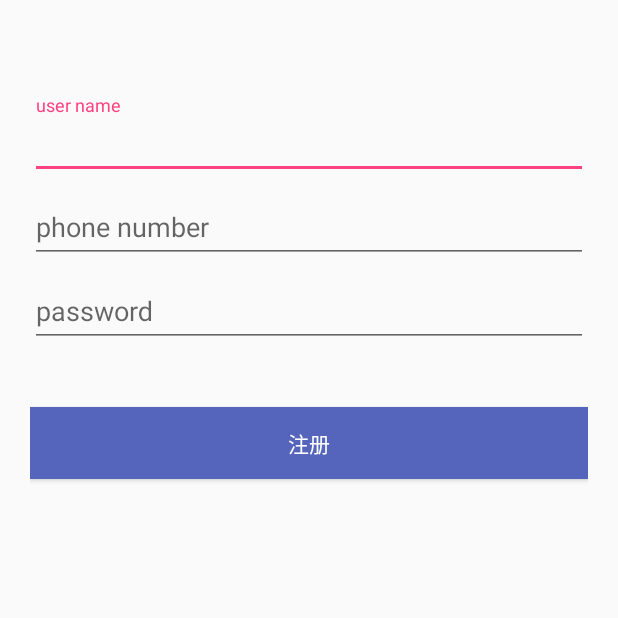
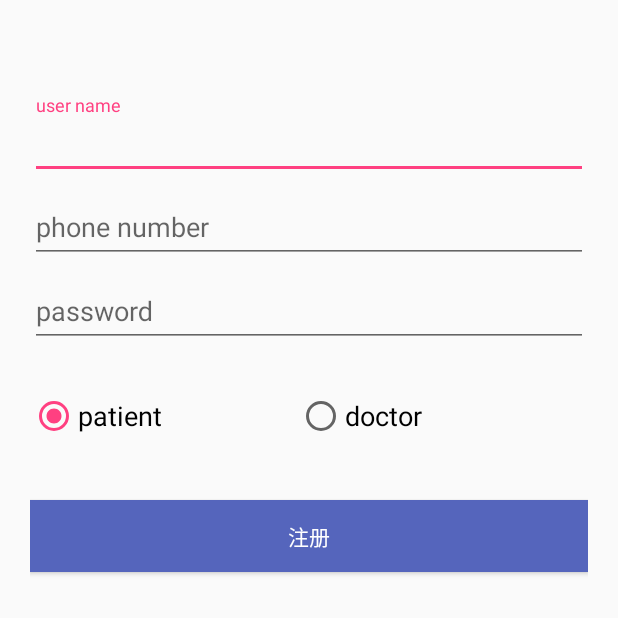
Before and after one commit to jackGWY/XinZangApp, an Android app: the screen it shows after launch (RegisteredActivity), after a tap on "没有账号？注册一个", on a phone screen of 412 x 824 dp, the top half of it. Run offline under Robolectric (Android 15) with nearby library versions, the phone set to English and light mode, and no system bars; our stand-ins replace ButterKnife; 1 other tap on this screen came first.

Commit message:
加入登入和注册属性选择，但是没有doctor模块没有弄好

```diff
--- a/app/src/main/AndroidManifest.xml
+++ b/app/src/main/AndroidManifest.xml
@@ -85,7 +85,9 @@
         <activity android:name=".consult.ConsultSwitchActivity" />
         <activity android:name=".hospital.hospitalSwitchActivity" />
         <activity android:name=".index.indexHistoryActivity" />
-        <activity android:name=".ViewPagerActivity"></activity>
+        <activity android:name=".ViewPagerActivity" />
+        <activity android:name=".doctors.DocSwitchActivity" />
+        <activity android:name=".doctors.DocPatientRecordActivity"></activity>
     </application>
 
 </manifest>
--- a/app/src/main/java/com/guo/xinzangapp/LoginActivity.java
+++ b/app/src/main/java/com/guo/xinzangapp/LoginActivity.java
@@ -15,6 +15,8 @@ import android.view.View;
 import android.view.inputmethod.InputMethodManager;
 import android.widget.Button;
 import android.widget.EditText;
+import android.widget.RadioButton;
+import android.widget.RadioGroup;
 import android.widget.TextView;
 import android.widget.Toast;
 
@@ -60,6 +62,10 @@ public class LoginActivity extends AppCompatActivity {
     @BindView(R.id.login_registered)
     TextView loginRegistered;
 
+    @BindView(R.id.radio_login)
+    RadioGroup mRg1;
+    String userType = "patient";
+
     private SharedPreferences pref;
     private SharedPreferences.Editor editor;
 
@@ -69,8 +75,17 @@ public class LoginActivity extends AppCompatActivity {
         setContentView(R.layout.activity_login);
         ButterKnife.bind(this);
         pref = PreferenceManager.getDefaultSharedPreferences(this);
+
+        mRg1.setOnCheckedChangeListener(new RadioGroup.OnCheckedChangeListener() {
+            @Override
+            public void onCheckedChanged(RadioGroup group, int checkedId) {
+                RadioButton radioButton=(RadioButton)group.findViewById(checkedId);
+                userType = (String)radioButton.getText();
+//                System.out.println("userType" + userType);
+
+            }
+        });
     }
-
 
     @OnClick({R.id.btn_login, R.id.login_registered})
     public void onClick(final View view) {
@@ -116,6 +131,7 @@ public class LoginActivity extends AppCompatActivity {
                     editor = pref.edit();
                     editor.putString("userName", uname);
                     editor.putString("userPassword", regpass);
+                    editor.putString("userType", userType);
                     editor.apply();
                     startActivity(new Intent(LoginActivity.this,homeActivity.class));
                     //finish();
--- a/app/src/main/java/com/guo/xinzangapp/RegisteredActivity.java
+++ b/app/src/main/java/com/guo/xinzangapp/RegisteredActivity.java
@@ -12,6 +12,8 @@ import android.view.View;
 import android.view.inputmethod.InputMethodManager;
 import android.widget.Button;
 import android.widget.EditText;
+import android.widget.RadioButton;
+import android.widget.RadioGroup;
 import android.widget.Toast;
 
 import com.guo.http.HttpRequestor;
@@ -44,12 +46,23 @@ public class RegisteredActivity extends AppCompatActivity {
     TextInputLayout registerLayoutPassword;
     @BindView(R.id.btn_register)
     Button btnRegister;
-
+    @BindView(R.id.radioButton)
+    RadioGroup mRg1;
+    String userType = "patient";
     @Override
     public void onCreate(Bundle savedInstanceState) {
         super.onCreate(savedInstanceState);
         setContentView(R.layout.activity_main);
         ButterKnife.bind(this);
+
+        mRg1.setOnCheckedChangeListener(new RadioGroup.OnCheckedChangeListener() {
+            @Override
+            public void onCheckedChanged(RadioGroup group, int checkedId) {
+                RadioButton radioButton=(RadioButton)group.findViewById(checkedId);
+                userType = (String)radioButton.getText();
+                System.out.println("userType" + userType);
+            }
+        });
     }
 
     @OnClick(R.id.btn_register)
@@ -91,13 +104,13 @@ public class RegisteredActivity extends AppCompatActivity {
         }
 
         new Thread(new Runnable(){
-
             @Override
             public void run() {
                 String phone = registerPhone.getText().toString().trim();
                 String uname = registerName.getText().toString().trim();
                 String regpass=registerPassword.getText().toString().trim();
-                String url = MyURL.SERVER+"/login/register?phone="+phone+"&uname="+uname+"&regpass="+regpass;
+
+                String url = MyURL.SERVER+"/login/register?phone="+phone+"&uname="+uname+"&regpass="+regpass+"&userType="+userType;
                 //url = "http://192.168.123.226:8080/heart/login/register?phone=111&uname=zfj&regpass=123456";
                 try {
                     String jsonString=new HttpRequestor().doGet(url);
--- a/app/src/main/java/com/guo/xinzangapp/ViewPagerActivity.java
+++ b/app/src/main/java/com/guo/xinzangapp/ViewPagerActivity.java
@@ -9,7 +9,7 @@ import android.support.v7.app.AppCompatActivity;
 import android.os.Bundle;
 
 public class ViewPagerActivity extends AppCompatActivity {
-    private String[] TITLES = {"语文", "数学", "英语", "化学", "物理", "生物"};
+    private String[] TITLES = {"宜吃", "禁忌", "食谱推荐"};
 
     SwipeRefreshLayout mSwipeRefreshLayout;
     TabLayout mTabLayout;
@@ -67,7 +67,7 @@ public class ViewPagerActivity extends AppCompatActivity {
     }
 
     private void loadData() {
-        String[] titles = {"语文1", "数学1", "英语1", "化学1", "物理1", "生物1"};
+        String[] titles = {"宜吃1", "禁忌1", "食谱推荐1"};
         mAdapter.setTitles(titles);
     }
 }
--- a/app/src/main/res/layout/activity_main.xml
+++ b/app/src/main/res/layout/activity_main.xml
@@ -52,6 +52,35 @@
                 android:hint="password" />
 
         </android.support.design.widget.TextInputLayout>
+
+        <RadioGroup
+            android:id="@+id/radioButton"
+            android:orientation="horizontal"
+            android:layout_width="wrap_content"
+            android:layout_height="wrap_content"
+            android:layout_marginTop="30dp">
+
+            <RadioButton
+                android:id="@+id/radioButton1"
+                android:layout_marginRight="80dp"
+                android:text="patient"
+                android:textColor="#000000"
+                android:textSize="18sp"
+                android:checked="true"
+                android:layout_width="wrap_content"
+                android:layout_height="wrap_content"/>
+
+            <RadioButton
+                android:id="@+id/radioButton2"
+                android:text="doctor"
+                android:textColor="#000000"
+                android:textSize="18sp"
+                android:layout_width="wrap_content"
+                android:layout_height="wrap_content"
+                android:layout_marginLeft="10dp"/>
+        </RadioGroup>
+
+
         <Button android:id="@+id/btn_register"
             android:layout_width="match_parent"
             android:layout_height="wrap_content"
--- a/app/src/main/res/layout/activity_view_pager.xml
+++ b/app/src/main/res/layout/activity_view_pager.xml
@@ -14,7 +14,7 @@
         <ImageView
             android:layout_width="match_parent"
             android:layout_height="120dp"
-            android:src="@mipmap/ic_launcher"/>
+            android:src="@drawable/food"/>
 
         <android.support.design.widget.TabLayout
             android:id="@+id/tab_layout"
--- a/app/src/main/res/values/dimens.xml
+++ b/app/src/main/res/values/dimens.xml
@@ -32,4 +32,8 @@
     <dimen name="messageOwnerTextSize">10sp</dimen>
     <dimen name="foodTypeTitleSize">25sp</dimen>
     <dimen name="foodContentSize">18sp</dimen>
+    <dimen name="docSize">18sp</dimen>
+    <dimen name="docMarginBottom">20dp</dimen>
+    <dimen name="pictureHeight">200dp</dimen>
+    <dimen name="pictureWeight">200dp</dimen>
 </resources>
```
Also changed, not shown: app/src/main/java/com/guo/xinzangapp/doctors/DocPatientRecordActivity.java (added, +15 -0 lines), app/src/main/java/com/guo/xinzangapp/doctors/DocSwitchActivity.java (added, +50 -0 lines), app/src/main/java/com/guo/xinzangapp/homeActivity.java (+14 -2 lines), app/src/main/res/layout/activity_doc_patient_record.xml (added, +23 -0 lines), app/src/main/res/layout/activity_doc_switch.xml (added, +34 -0 lines), app/src/main/res/layout/activity_food.xml (+32 -18 lines), app/src/main/res/layout/activity_login.xml (+35 -0 lines), app/src/main/res/drawable/backgroud_doc.jpg (added), app/src/main/res/drawable/patient.png (added).
